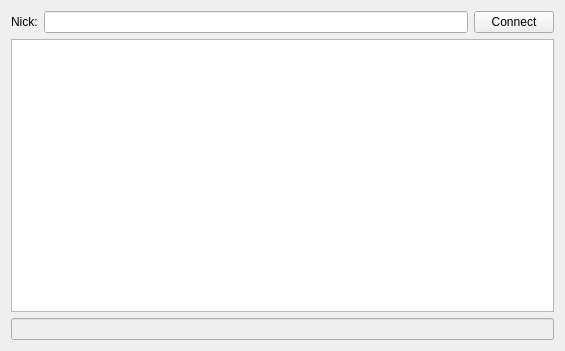
First picture: the form in checkers-client/widget.ui, repository borewicz/checkers, before the edit.
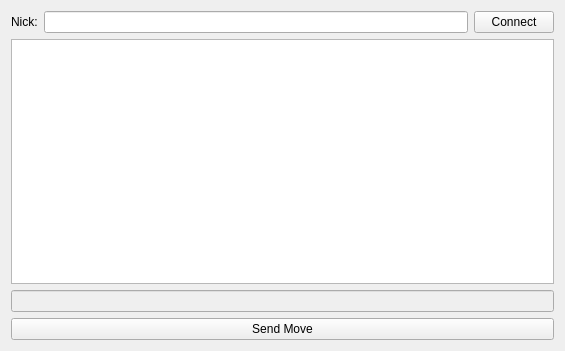
Second picture: the form after the edit.

Commit message: move sending + few minor changes

Patch:
```diff
--- a/checkers-client/widget.ui
+++ b/checkers-client/widget.ui
@@ -67,6 +67,13 @@
        </property>
       </widget>
      </item>
+     <item>
+      <widget class="QPushButton" name="sendMoveButton">
+       <property name="text">
+        <string>Send Move</string>
+       </property>
+      </widget>
+     </item>
     </layout>
    </item>
   </layout>
```
The commit also changes 3 other files.
